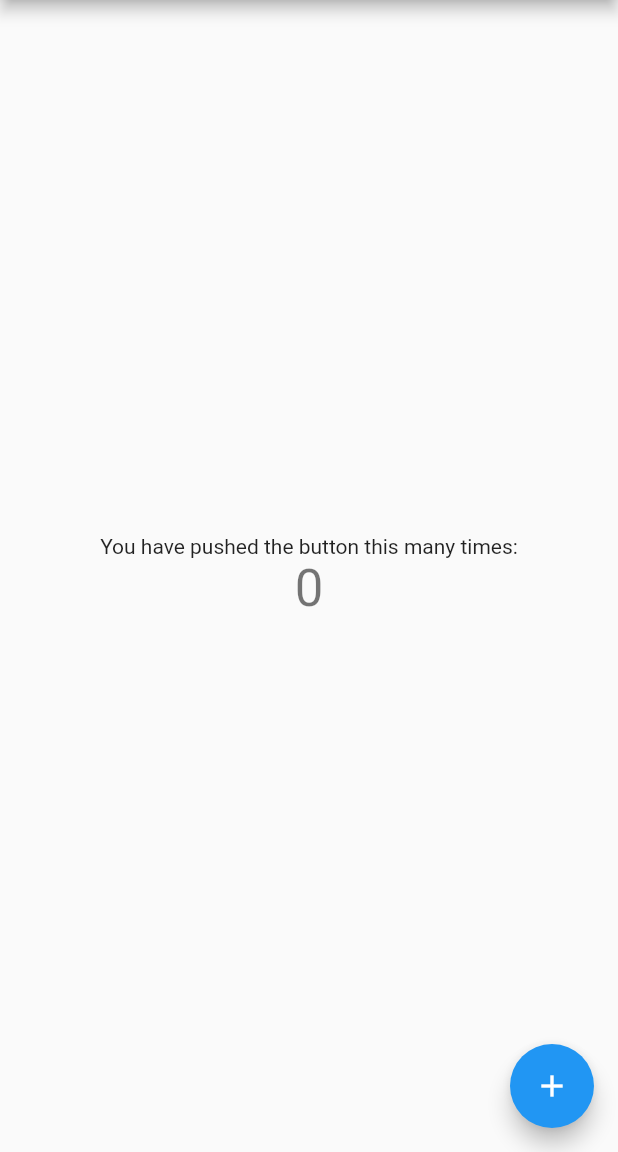
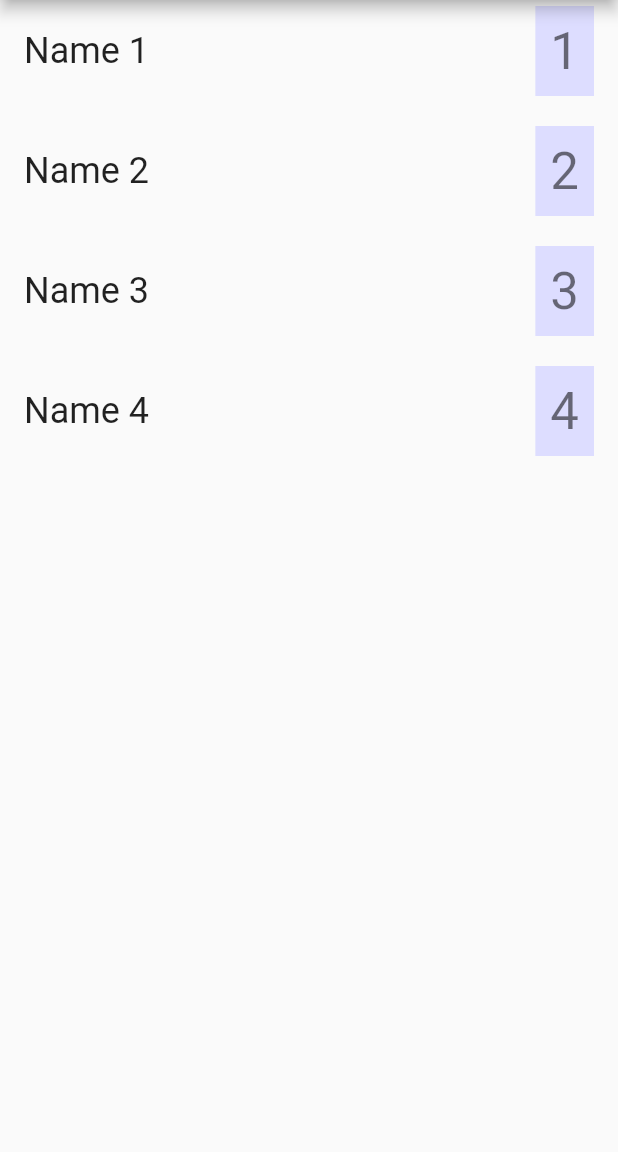
Before and after one commit to craigfisk/flutterfirestore, a Flutter app: the screen it shows after launch, on a phone screen of 412 x 824 dp, the part 84-1236 px from its top. Run offline on Flutter 3.47's test engine with Material 2 defaults, Android fonts, the phone set to English and light mode, and no system bars.

Commit message:
Running with mocked data.

```diff
--- a/lib/main.dart
+++ b/lib/main.dart
@@ -3,11 +3,11 @@ import 'package:flutter/material.dart';
 void main() => runApp(MyApp());
 
 class MyApp extends StatelessWidget {
-
+  MyApp();
   @override
   Widget build(BuildContext context) {
     return MaterialApp(
-      title: 'Flutter Demo',
+      title: 'Band Name Survey',
       theme: ThemeData(
         primarySwatch: Colors.blue,
       ),
@@ -16,49 +16,66 @@ class MyApp extends StatelessWidget {
   }
 }
 
-class MyHomePage extends StatefulWidget {
+class MockBandInfo {
+  const MockBandInfo({this.name, this.votes});
+  final String name;
+  final int votes;
+}
+
+class MyHomePage extends StatelessWidget {
   MyHomePage({Key key, this.title}) : super(key: key);
+
+  static List<MockBandInfo> _bandList = [
+    const MockBandInfo(name: "Name 1", votes: 1),
+    const MockBandInfo(name: "Name 2", votes: 2),
+    const MockBandInfo(name: "Name 3", votes: 3),
+    const MockBandInfo(name: "Name 4", votes: 4),
+  ];
 
   final String title;
 
   @override
-  _MyHomePageState createState() => _MyHomePageState();
-}
-
-class _MyHomePageState extends State<MyHomePage> {
-  int _counter = 0;
-
-  void _incrementCounter() {
-    setState(() {
-      _counter++;
-    });
+  //_MyHomePageState createState() => _MyHomePageState();
+  Widget _buildListItem(BuildContext context, MockBandInfo bandInfo) {
+    return ListTile(
+      title: Row(
+        children: [
+          Expanded(
+            child: Text(
+              bandInfo.name,
+              style: Theme.of(context).textTheme.headline,
+            ),
+          ),
+        Container(
+          decoration: const BoxDecoration(
+            color: Color(0xffddddff),
+          ),
+          padding: const EdgeInsets.all(10.0),
+          child: Text(
+            bandInfo.votes.toString(),
+            style: Theme.of(context).textTheme.display1,
+            ),
+            ),
+          ],
+        ),
+        onTap: () {
+          print("Should increase votes here.");
+        },
+      );
   }
 
   @override
   Widget build(BuildContext context) {
     return Scaffold(
       appBar: AppBar(
-        title: Text(widget.title),
+        title: Text(title),
       ),
-      body: Center(
-        child: Column(
-          mainAxisAlignment: MainAxisAlignment.center,
-          children: <Widget>[
-            Text(
-              'You have pushed the button this many times:',
-            ),
-            Text(
-              '$_counter',
-              style: Theme.of(context).textTheme.headline4,
-            ),
-          ],
-        ),
+      body: ListView.builder(
+        itemExtent: 80.0,
+        itemCount: _bandList.length,
+        itemBuilder: (context, index) =>
+          _buildListItem(context, _bandList[index]),
       ),
-      floatingActionButton: FloatingActionButton(
-        onPressed: _incrementCounter,
-        tooltip: 'Increment',
-        child: Icon(Icons.add),
-      ), // This trailing comma makes auto-formatting nicer for build methods.
     );
   }
 }
```
